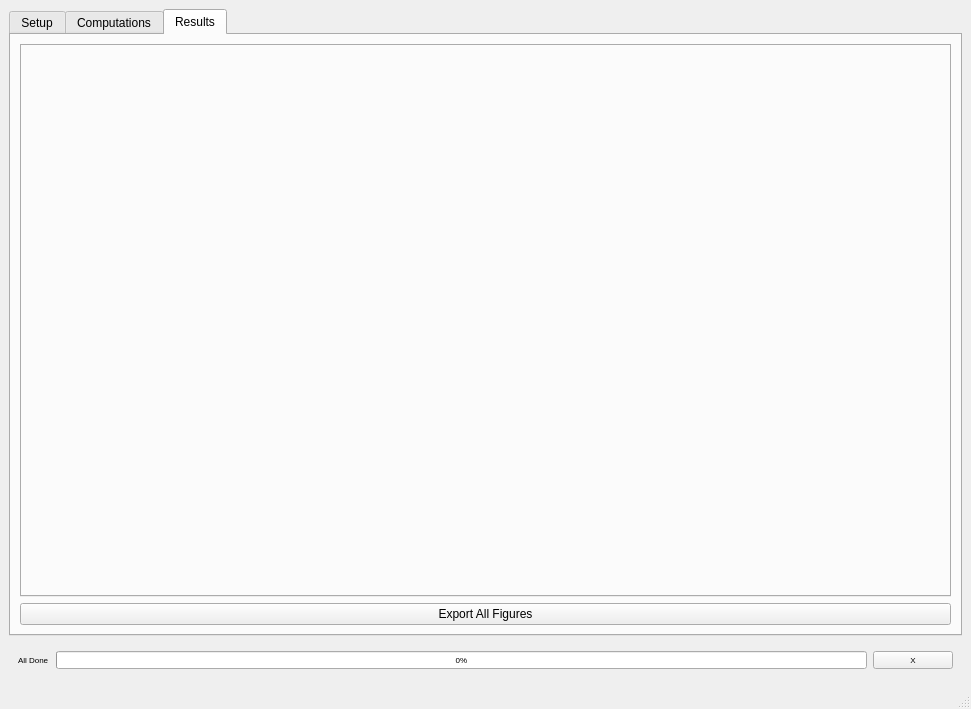
Old version of the form src/analysisGUI/ui/main_window.ui in the repository JulienBrn/GUIAnalysis.
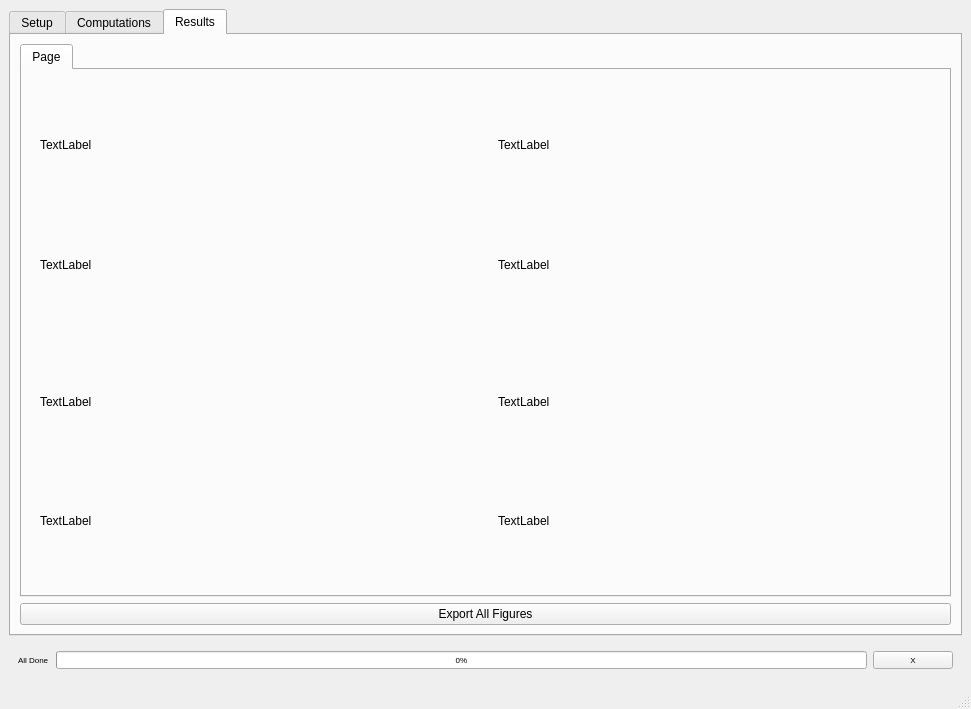
New version of the form. The open tabs and pages were chosen to show the change. Custom widgets are drawn as their Qt base class.

```diff
--- a/src/analysisGUI/ui/main_window.ui
+++ b/src/analysisGUI/ui/main_window.ui
@@ -198,6 +198,93 @@
           <property name="currentIndex">
            <number>-1</number>
           </property>
+          <widget class="QWidget" name="tab">
+           <attribute name="title">
+            <string>Page</string>
+           </attribute>
+           <layout class="QGridLayout" name="gridLayout">
+            <item row="0" column="2" colspan="2">
+             <widget class="QWidget" name="widget_3" native="true">
+              <layout class="QVBoxLayout" name="verticalLayout_7">
+               <item>
+                <widget class="QLabel" name="label_3">
+                 <property name="text">
+                  <string>TextLabel</string>
+                 </property>
+                </widget>
+               </item>
+               <item>
+                <widget class="QLabel" name="label_4">
+                 <property name="text">
+                  <string>TextLabel</string>
+                 </property>
+                </widget>
+               </item>
+              </layout>
+             </widget>
+            </item>
+            <item row="0" column="0" colspan="2">
+             <widget class="QWidget" name="widget_2" native="true">
+              <layout class="QVBoxLayout" name="verticalLayout_6">
+               <item>
+                <widget class="QLabel" name="label">
+                 <property name="text">
+                  <string>TextLabel</string>
+                 </property>
+                </widget>
+               </item>
+               <item>
+                <widget class="QLabel" name="label_2">
+                 <property name="text">
+                  <string>TextLabel</string>
+                 </property>
+                </widget>
+               </item>
+              </layout>
+             </widget>
+            </item>
+            <item row="1" column="0" colspan="2">
+             <widget class="QWidget" name="widget_4" native="true">
+              <layout class="QVBoxLayout" name="verticalLayout_9">
+               <item>
+                <widget class="QLabel" name="label_7">
+                 <property name="text">
+                  <string>TextLabel</string>
+                 </property>
+                </widget>
+               </item>
+               <item>
+                <widget class="QLabel" name="label_8">
+                 <property name="text">
+                  <string>TextLabel</string>
+                 </property>
+                </widget>
+               </item>
+              </layout>
+             </widget>
+            </item>
+            <item row="1" column="2" colspan="2">
+             <widget class="QWidget" name="widget_5" native="true">
+              <layout class="QVBoxLayout" name="verticalLayout_8">
+               <item>
+                <widget class="QLabel" name="label_6">
+                 <property name="text">
+                  <string>TextLabel</string>
+                 </property>
+                </widget>
+               </item>
+               <item>
+                <widget class="QLabel" name="label_5">
+                 <property name="text">
+                  <string>TextLabel</string>
+                 </property>
+                </widget>
+               </item>
+              </layout>
+             </widget>
+            </item>
+           </layout>
+          </widget>
          </widget>
         </item>
         <item>
```
Left out of the diff: 4 changed lines with no effect on the pictures.
